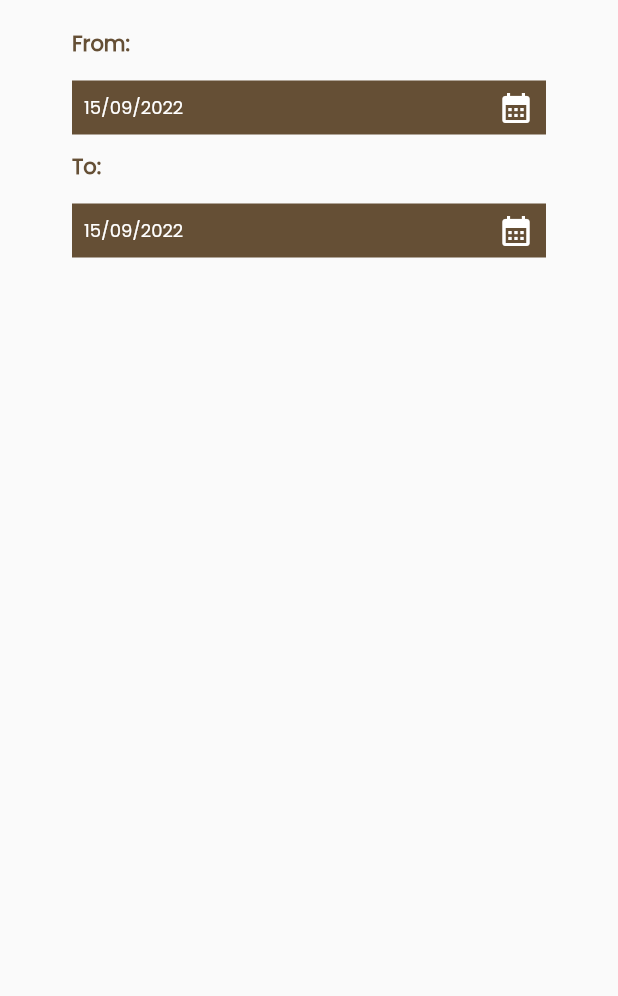
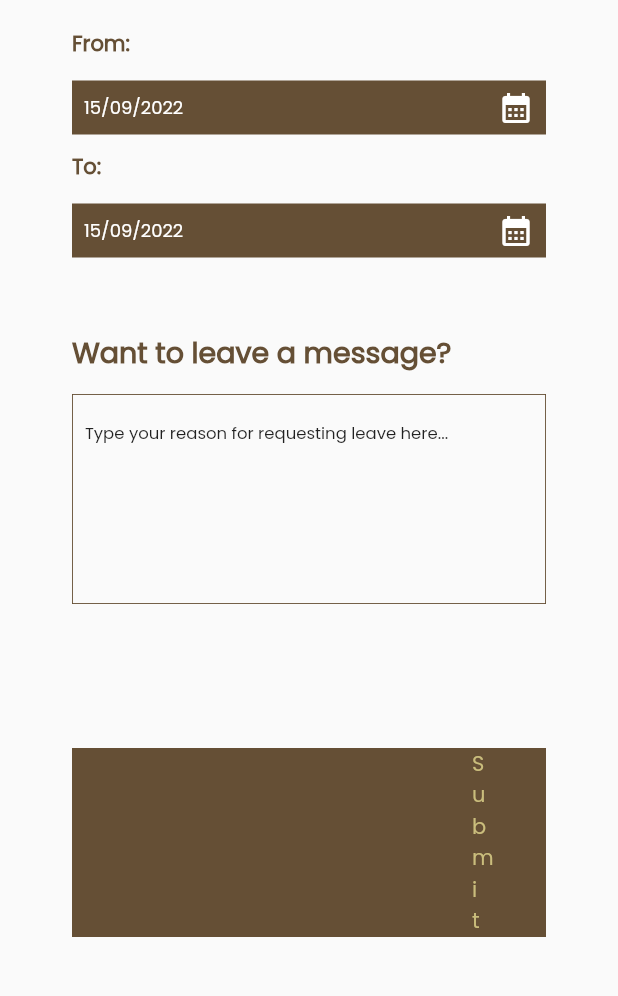
Before and after one commit to maazsurti/diamond-house-flutter, a Flutter app: the CommonRequestLeaveDetails widget shown alone on an empty page, opened directly, on a phone screen of 412 x 824 dp, the part 143-1139 px from its top. Run offline on Flutter 3.47's test engine with Material 2 defaults, Android fonts, the phone set to English and light mode, and no system bars; our stand-ins replace persistent_bottom_nav_bar, shared_preferences; accounts and stored records are empty; network calls fail.

Commit message:
Update common_request_leave_details.dart

```diff
--- a/lib/views/RequestLeave/Components/common_request_leave_details.dart
+++ b/lib/views/RequestLeave/Components/common_request_leave_details.dart
@@ -3,6 +3,7 @@ import 'package:learning_flutter/reusable_views/handle_bar.dart';
 
 import '../../../constants/constants.dart';
 import '../../../helpers/colors.dart';
+import '../../../reusable_views/button.dart';
 
 class CommonRequestLeaveDetails extends StatefulWidget {
   const CommonRequestLeaveDetails({super.key});
@@ -15,7 +16,8 @@ class CommonRequestLeaveDetails extends StatefulWidget {
 class _CommonRequestLeaveDetailsState extends State<CommonRequestLeaveDetails> {
   @override
   Widget build(BuildContext context) {
-    return SizedBox(
+    return SingleChildScrollView(
+      child: SizedBox(
         height: logicalHeight * 0.8,
         child: Center(
           child: Column(
@@ -72,11 +74,52 @@ class _CommonRequestLeaveDetailsState extends State<CommonRequestLeaveDetails> {
                     SizedBox(
                       height: 16,
                     ),
-                  DateField()
+                    DateField(),
+                    SizedBox(
+                      height: 56,
+                    ),
+                    Text(
+                      "Want to leave a message?",
+                      style: TextStyle(
+                          fontFamily: fontName,
+                          fontSize: 19,
+                          height: 1,
+                          color: AppColor.primary,
+                          fontWeight: FontWeight.bold),
+                    ),
+                    SizedBox(height: 16),
+                    Container(
+                      height: 140,
+                      padding: EdgeInsets.symmetric(horizontal: 8, vertical: 0),
+                      decoration: BoxDecoration(
+                          shape: BoxShape.rectangle,
+                          border: Border.all(
+                            color: AppColor.primary,
+                            width: 0.6,
+                          )),
+                      child: TextField(
+                        cursorColor: Colors.black54,
+                        decoration: InputDecoration(
+                          border: InputBorder.none,
+                          hintText:
+                              "Type your reason for requesting leave here...",
+                          hintStyle: TextStyle(
+                              fontFamily: fontName,
+                              fontSize: 11,
+                              color: Colors.black87),
+                        ),
+                        keyboardType: TextInputType.multiline,
+                        maxLines: null,
+                      ),
+                    ),
+                    SizedBox(height: 96),
+                    Button(title: "Submit", action: () {}),
+                    SizedBox(height: 36),
                   ],
                 ),
               )
             ],
+          ),
         ),
       ),
     );
@@ -94,7 +137,13 @@ class _DateFieldState extends State<DateField> {
   @override
   Widget build(BuildContext context) {
     return InkWell(
-      onTap: () {},
+      onTap: () {
+        showDatePicker(
+            context: context,
+            initialDate: DateTime.now(),
+            firstDate: DateTime.now(),
+            lastDate: DateTime(2024, 9, 7, 17, 30));
+      },
       child: Container(
         padding: EdgeInsets.symmetric(horizontal: 8, vertical: 6),
         color: AppColor.primary,
```
Lines whose indentation alone changed are shown as unchanged.
